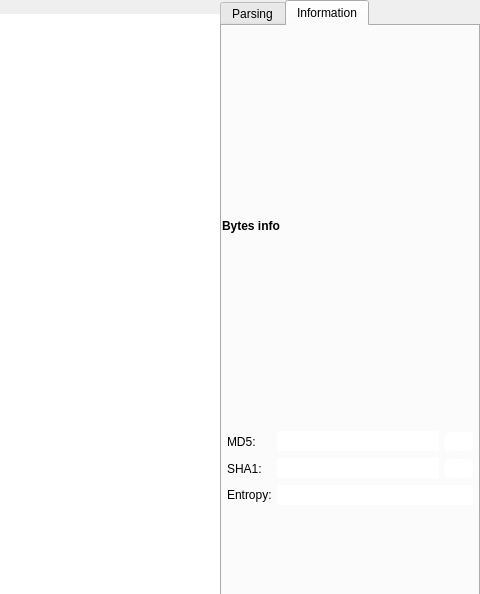
This is src/widgets/HexdumpWidget.ui in rizinorg/cutter as Qt 5 draws it before an edit; both pictures show x 479 to 959 and y 0 to 594 of the 959 by 831 pixel window. The edited form follows.
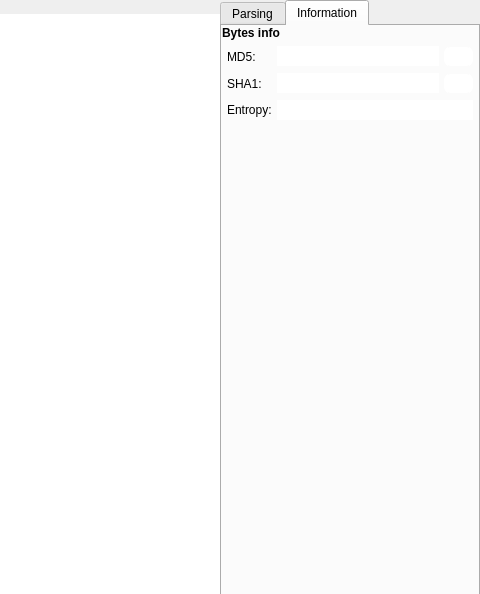
This is the edited form. The open tabs and pages were chosen to show the change. Icons and pictures are not drawn.

Commit message: Clean up Hexdump sidebar a bit more #121

Diff of the .ui file:
```diff
--- a/src/widgets/HexdumpWidget.ui
+++ b/src/widgets/HexdumpWidget.ui
@@ -835,11 +835,17 @@
          </layout>
         </item>
         <item>
-         <layout class="QHBoxLayout" name="horizontalLayout_22">
-          <property name="topMargin">
-           <number>0</number>
+         <spacer name="verticalSpacer">
+          <property name="orientation">
+           <enum>Qt::Vertical</enum>
           </property>
-         </layout>
+          <property name="sizeHint" stdset="0">
+           <size>
+            <width>20</width>
+            <height>40</height>
+           </size>
+          </property>
+         </spacer>
         </item>
        </layout>
       </widget>
```
Left out of the diff: 85 changed lines with no effect on the pictures. The commit also changes 2 other files.
